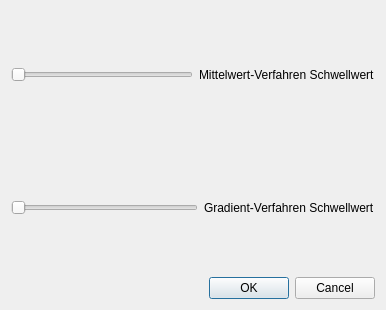
Qt form einstellungenKorrigieren.ui (TrandyAndy/Bad-Pixel) before a commit.
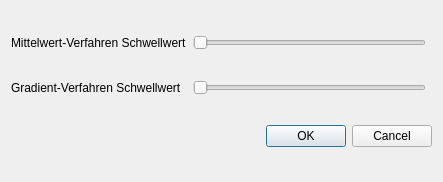
The same form after that commit.

```diff
--- a/einstellungenKorrigieren.ui
+++ b/einstellungenKorrigieren.ui
@@ -6,51 +6,22 @@
    <rect>
     <x>0</x>
     <y>0</y>
-    <width>386</width>
-    <height>310</height>
+    <width>443</width>
+    <height>182</height>
    </rect>
   </property>
   <property name="windowTitle">
    <string>Weitere Einstellungen für Korrekturalgorithmus</string>
   </property>
-  <layout class="QVBoxLayout" name="verticalLayout">
-   <item>
-    <layout class="QHBoxLayout" name="horizontalLayout">
-     <item>
-      <widget class="QSlider" name="horizontalSlider">
-       <property name="orientation">
-        <enum>Qt::Horizontal</enum>
-       </property>
-      </widget>
-     </item>
-     <item>
-      <widget class="QLabel" name="label">
-       <property name="text">
-        <string>Mittelwert-Verfahren Schwellwert</string>
-       </property>
-      </widget>
-     </item>
-    </layout>
+  <layout class="QGridLayout" name="gridLayout">
+   <item row="0" column="1">
+    <widget class="QSlider" name="horizontalSlider">
+     <property name="orientation">
+      <enum>Qt::Horizontal</enum>
+     </property>
+    </widget>
    </item>
-   <item>
-    <layout class="QHBoxLayout" name="horizontalLayout_2">
-     <item>
-      <widget class="QSlider" name="horizontalSlider_2">
-       <property name="orientation">
-        <enum>Qt::Horizontal</enum>
-       </property>
-      </widget>
-     </item>
-     <item>
-      <widget class="QLabel" name="label_2">
-       <property name="text">
-        <string>Gradient-Verfahren Schwellwert</string>
-       </property>
-      </widget>
-     </item>
-    </layout>
-   </item>
-   <item>
+   <item row="2" column="1" colspan="2">
     <widget class="QDialogButtonBox" name="buttonBox">
      <property name="orientation">
       <enum>Qt::Horizontal</enum>
@@ -60,6 +31,27 @@
      </property>
     </widget>
    </item>
+   <item row="1" column="1">
+    <widget class="QSlider" name="horizontalSlider_2">
+     <property name="orientation">
+      <enum>Qt::Horizontal</enum>
+     </property>
+    </widget>
+   </item>
+   <item row="1" column="0">
+    <widget class="QLabel" name="label_2">
+     <property name="text">
+      <string>Gradient-Verfahren Schwellwert</string>
+     </property>
+    </widget>
+   </item>
+   <item row="0" column="0">
+    <widget class="QLabel" name="label">
+     <property name="text">
+      <string>Mittelwert-Verfahren Schwellwert</string>
+     </property>
+    </widget>
+   </item>
   </layout>
  </widget>
  <resources/>
```
